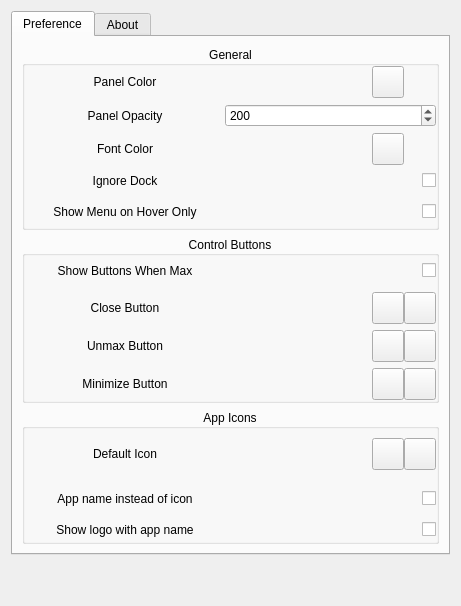
Old version of the form widgets/mainsettingwidget.ui in the repository SeptemberHX/dde-top-panel.
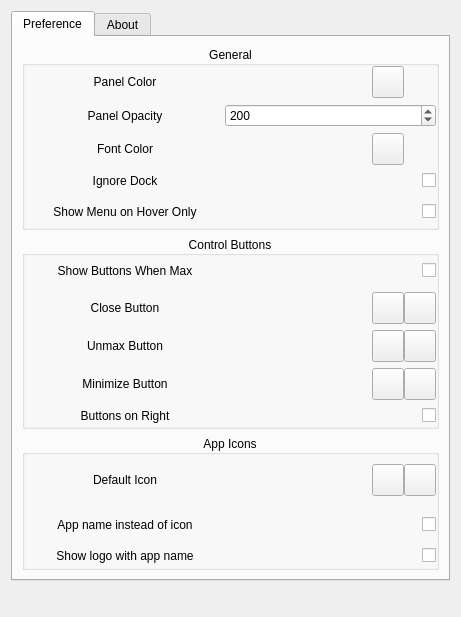
New version of the form. Icons and pictures are not drawn.

Commit message: add: allow operation buttons on right side of the panel

Diff of the .ui file:
```diff
--- a/widgets/mainsettingwidget.ui
+++ b/widgets/mainsettingwidget.ui
@@ -7,7 +7,7 @@
     <x>0</x>
     <y>0</y>
     <width>461</width>
-    <height>606</height>
+    <height>617</height>
    </rect>
   </property>
   <property name="windowTitle">
@@ -958,6 +958,69 @@
             </layout>
            </widget>
           </item>
+          <item>
+           <widget class="QWidget" name="widget_13" native="true">
+            <layout class="QHBoxLayout" name="horizontalLayout_14">
+             <property name="spacing">
+              <number>0</number>
+             </property>
+             <property name="leftMargin">
+              <number>0</number>
+             </property>
+             <property name="topMargin">
+              <number>0</number>
+             </property>
+             <property name="rightMargin">
+              <number>0</number>
+             </property>
+             <property name="bottomMargin">
+              <number>0</number>
+             </property>
+             <item>
+              <widget class="QLabel" name="label_23">
+               <property name="minimumSize">
+                <size>
+                 <width>200</width>
+                 <height>0</height>
+                </size>
+               </property>
+               <property name="maximumSize">
+                <size>
+                 <width>200</width>
+                 <height>16777215</height>
+                </size>
+               </property>
+               <property name="text">
+                <string>Buttons on Right</string>
+               </property>
+               <property name="alignment">
+                <set>Qt::AlignCenter</set>
+               </property>
+              </widget>
+             </item>
+             <item>
+              <spacer name="horizontalSpacer_12">
+               <property name="orientation">
+                <enum>Qt::Horizontal</enum>
+               </property>
+               <property name="sizeHint" stdset="0">
+                <size>
+                 <width>40</width>
+                 <height>20</height>
+                </size>
+               </property>
+              </spacer>
+             </item>
+             <item>
+              <widget class="QCheckBox" name="buttonOnRightCheckBox">
+               <property name="text">
+                <string/>
+               </property>
+              </widget>
+             </item>
+            </layout>
+           </widget>
+          </item>
          </layout>
         </widget>
        </item>
```
The commit also changes 13 other files.
